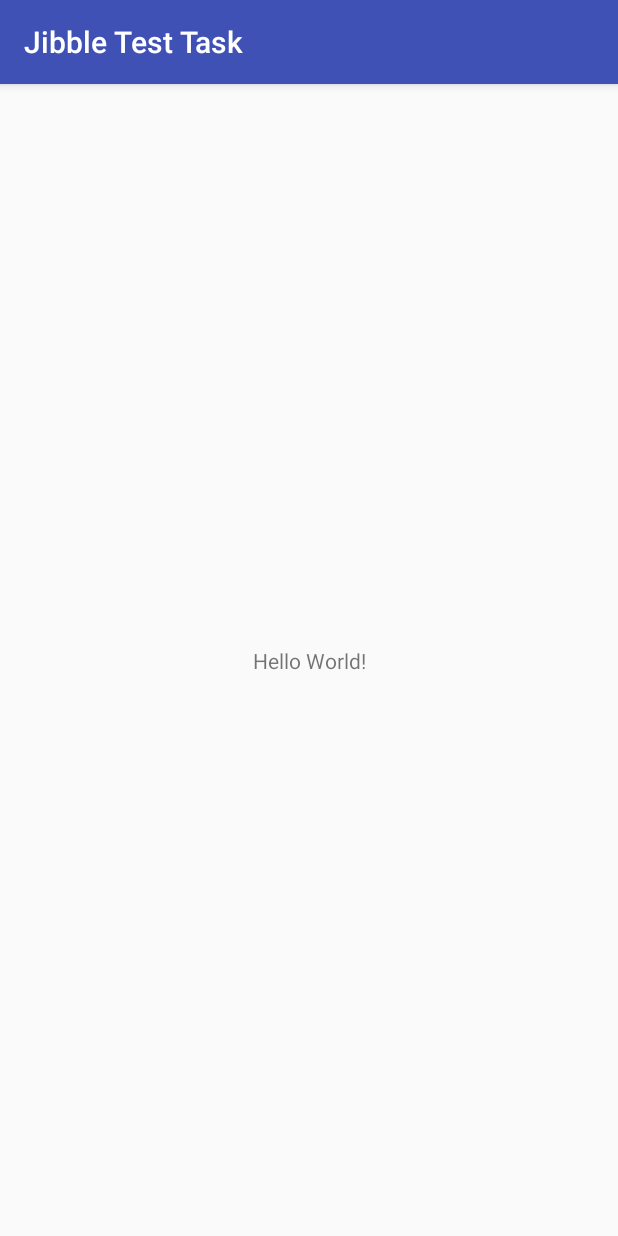
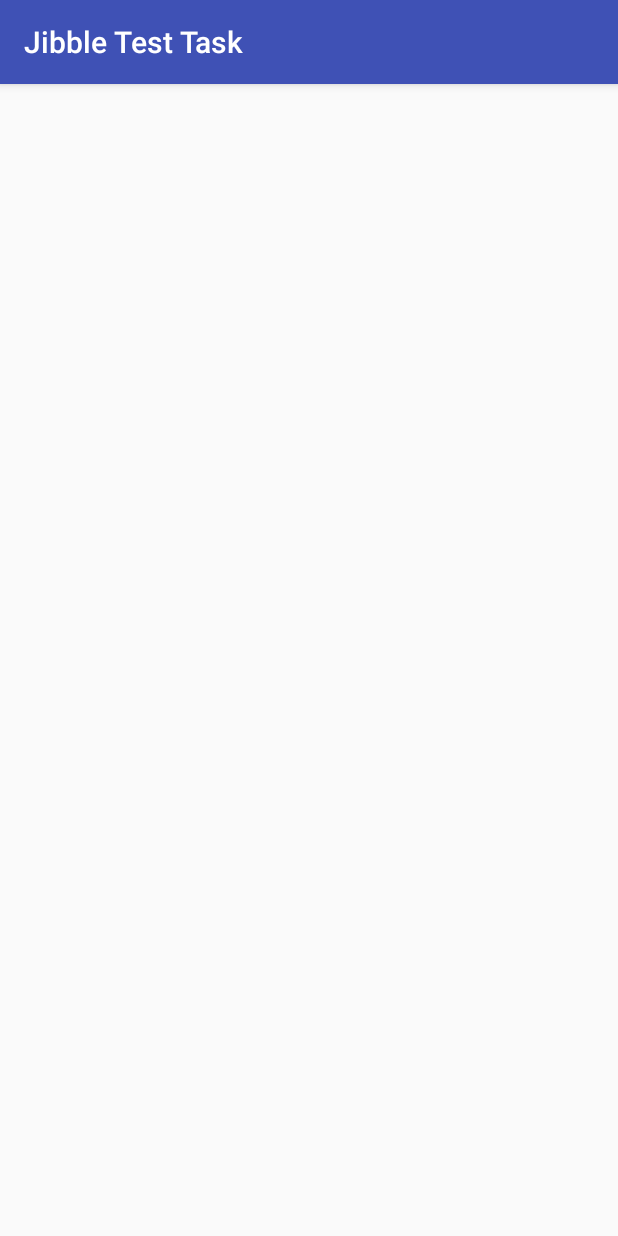
Before and after one commit to TOrnelas/Jibble, an Android app: the screen it shows after launch (MainActivity), on a phone screen of 412 x 824 dp. Run offline under Robolectric (Android 15) with nearby library versions, the phone set to English and light mode, and no system bars.

Commit message:
Removed unnecessary files

```diff
--- a/app/src/main/java/com/tiago/jibbletesttask/MainActivity.java
+++ b/app/src/main/java/com/tiago/jibbletesttask/MainActivity.java
@@ -8,6 +8,7 @@ public class MainActivity extends AppCompatActivity {
     @Override
     protected void onCreate(Bundle savedInstanceState) {
         super.onCreate(savedInstanceState);
+
         setContentView(R.layout.activity_main);
     }
 }
--- a/app/src/main/res/layout/activity_main.xml
+++ b/app/src/main/res/layout/activity_main.xml
@@ -6,13 +6,6 @@
     android:layout_height="match_parent"
     tools:context="com.tiago.jibbletesttask.MainActivity">
 
-    <TextView
-        android:layout_width="wrap_content"
-        android:layout_height="wrap_content"
-        android:text="Hello World!"
-        app:layout_constraintBottom_toBottomOf="parent"
-        app:layout_constraintLeft_toLeftOf="parent"
-        app:layout_constraintRight_toRightOf="parent"
-        app:layout_constraintTop_toTopOf="parent" />
+
 
 </android.support.constraint.ConstraintLayout>
--- a/settings.gradle
+++ b/settings.gradle
@@ -1 +1 @@
-include ':app', ':widgets', ':video-download', ':app'
+include ':app'
```
